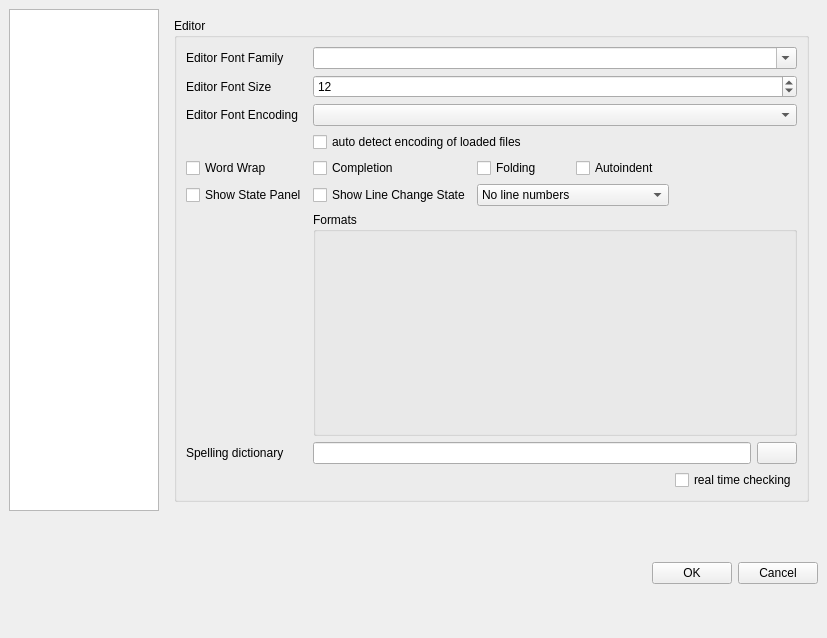
This is configdialog.ui in svn2github/texstudio-trunk as Qt 5 draws it before an edit. The edited form follows.
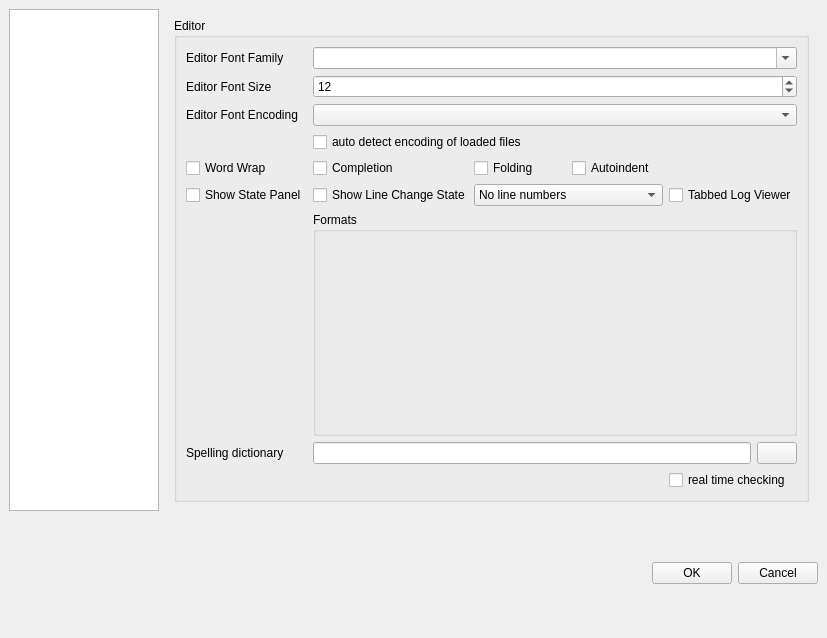
This is the edited form. The open tabs and pages were chosen to show the change. Icons and pictures are not drawn.

Commit message: added tabbed Log Viewer. by default old behaviour is still configured and can be changed in the config dialog (editor/tabbed log viewer)

Patch:
```diff
--- a/configdialog.ui
+++ b/configdialog.ui
@@ -724,7 +724,7 @@
             </property>
            </widget>
           </item>
-          <item row="3" column="1" colspan="2">
+          <item row="3" column="1" colspan="4">
            <widget class="QCheckBox" name="checkBoxAutoDetectOnLoad">
             <property name="text">
              <string>auto detect encoding of loaded files</string>
@@ -785,7 +785,7 @@
             </item>
            </widget>
           </item>
-          <item row="4" column="3">
+          <item row="4" column="3" colspan="2">
            <widget class="QCheckBox" name="checkBoxAutoIndent">
             <property name="text">
              <string>Autoindent</string>
@@ -817,6 +817,13 @@
             </property>
            </widget>
           </item>
+          <item row="5" column="4">
+           <widget class="QCheckBox" name="checkBoxTabbedLogView">
+            <property name="text">
+             <string>Tabbed Log Viewer</string>
+            </property>
+           </widget>
+          </item>
          </layout>
         </widget>
        </item>
```
Left out of the diff: 2 changed lines with no effect on the pictures. The commit also changes 2 other files.
